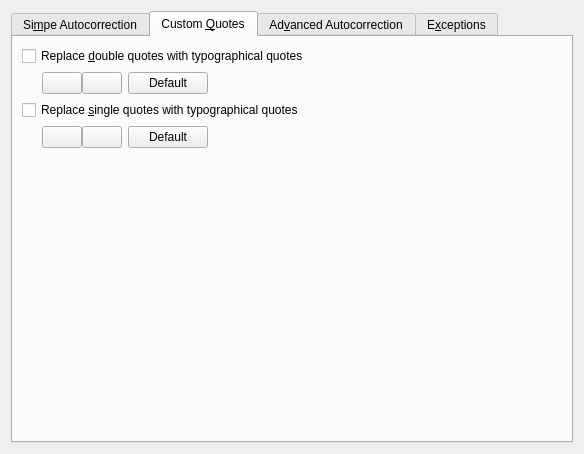
The window that plugins/autocorrection/AutocorrectConfig.ui (KDE/krita) describes before a commit, drawn with Qt 5.
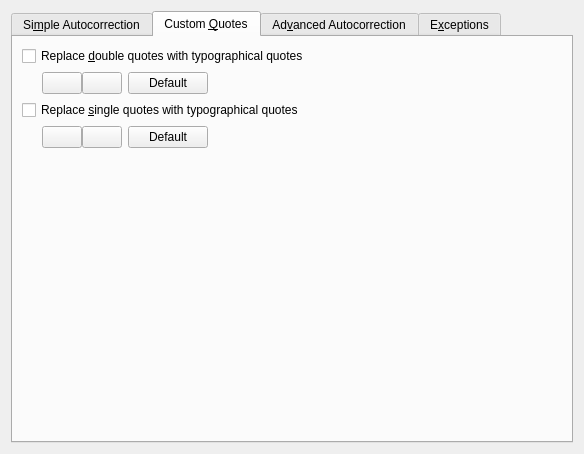
The same window after the commit.

Commit message: Fix typo; as reported by quique on IRC.

```diff
--- a/plugins/autocorrection/AutocorrectConfig.ui
+++ b/plugins/autocorrection/AutocorrectConfig.ui
@@ -20,7 +20,7 @@
      </property>
      <widget class="QWidget" name="tab_1" >
       <attribute name="title" >
-       <string>Si&amp;mpe Autocorrection</string>
+       <string>Si&amp;mple Autocorrection</string>
       </attribute>
       <layout class="QVBoxLayout" >
        <item>
```
